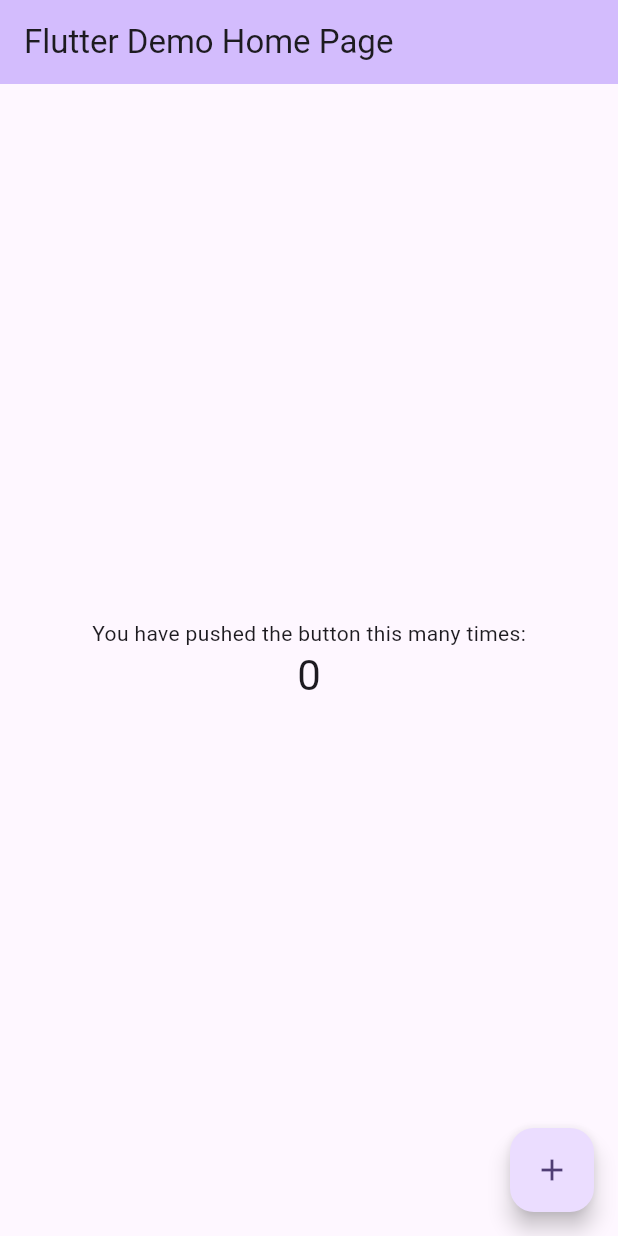
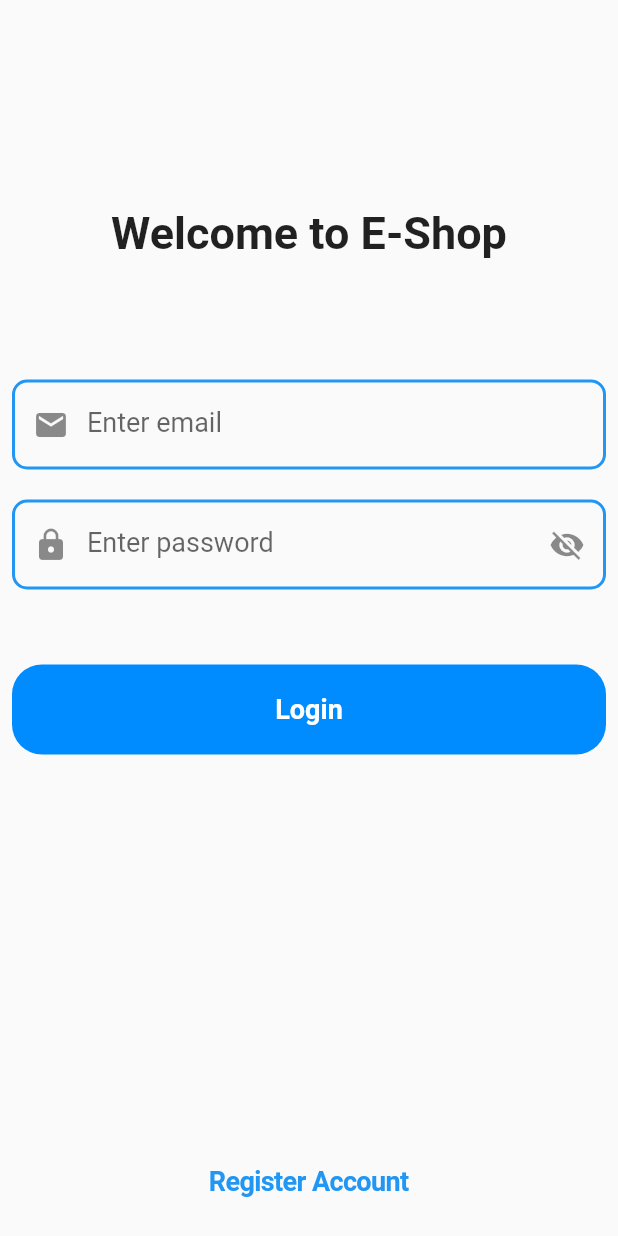
Before and after one commit to luonverak/FlutterFirebase7-8, a Flutter app: the screen it shows after launch, on a phone screen of 412 x 824 dp. Run offline on Flutter 3.47's test engine with Material 2 defaults, Android fonts, the phone set to English and light mode, and no system bars; our stand-ins replace firebase_core, get; accounts and stored records are empty.

Commit message:
code commit

```diff
--- /dev/null
+++ b/lib/auth/view/login_screen.dart
@@ -0,0 +1,80 @@
+import 'package:flutter/cupertino.dart';
+import 'package:flutter/material.dart';
+
+import '../../widget/input_field.dart';
+import '../widget/button.dart';
+import '../widget/register.dart';
+
+class LoginScreen extends StatelessWidget {
+  LoginScreen({super.key});
+  final email = TextEditingController();
+  final password = TextEditingController();
+  @override
+  Widget build(BuildContext context) {
+    return Scaffold(
+      body: Padding(
+        padding: const EdgeInsets.all(8.0),
+        child: Column(
+          children: [
+            const SizedBox(
+              height: 130,
+            ),
+            const Text(
+              'Welcome to E-Shop',
+              style: TextStyle(
+                fontSize: 30,
+                fontWeight: FontWeight.w600,
+              ),
+              textAlign: TextAlign.center,
+            ),
+            const SizedBox(
+              height: 80,
+            ),
+            InputField(
+              border: 10,
+              prefixIcon: const Icon(Icons.email),
+              hintText: 'Enter email',
+              controller: email,
+              obscureText: false,
+            ),
+            const SizedBox(
+              height: 20,
+            ),
+            InputField(
+              border: 10,
+              prefixIcon: const Icon(Icons.lock),
+              hintText: 'Enter password',
+              controller: password,
+              obscureText: false,
+              suffixIcon: IconButton(
+                onPressed: () {},
+                icon: const Icon(Icons.visibility_off),
+              ),
+            ),
+            const SizedBox(
+              height: 50,
+            ),
+            Button(
+              color: const Color.fromARGB(255, 0, 140, 255),
+              radius: 20,
+              text: 'Login',
+            )
+          ],
+        ),
+      ),
+      bottomNavigationBar: Padding(
+        padding: const EdgeInsets.all(10.0),
+        child: CupertinoButton(
+          child: const Text(
+            'Register Account',
+            style: TextStyle(
+              fontSize: 18,
+              fontWeight: FontWeight.w600,
+            ),
+          ),
+          onPressed: () {},
+        ),
+      ),
+    );
+  }
+}
--- /dev/null
+++ b/lib/auth/widget/button.dart
@@ -0,0 +1,33 @@
+import 'package:flutter/material.dart';
+
+class Button extends StatelessWidget {
+  Button({
+    super.key,
+    this.radius,
+    this.color,
+    this.text,
+  });
+  double? radius;
+  Color? color;
+  var text;
+  @override
+  Widget build(BuildContext context) {
+    return Container(
+      width: double.infinity,
+      height: 60,
+      decoration: BoxDecoration(
+        color: color,
+        borderRadius: BorderRadius.circular(radius!),
+      ),
+      alignment: Alignment.center,
+      child: Text(
+        text,
+        style: const TextStyle(
+          fontSize: 18,
+          color: Colors.white,
+          fontWeight: FontWeight.w600,
+        ),
+      ),
+    );
+  }
+}
--- /dev/null
+++ b/lib/auth/widget/register.dart
@@ -0,0 +1,20 @@
+import 'package:flutter/material.dart';
+
+Future popUpButtom(BuildContext context) {
+  return showModalBottomSheet(
+    backgroundColor: Colors.transparent,
+    context: context,
+    builder: (BuildContext context) {
+      return Container(
+        width: double.infinity,
+        decoration: const BoxDecoration(
+          color: Colors.amber,
+          borderRadius: BorderRadius.only(
+            topLeft: Radius.circular(30),
+            topRight: Radius.circular(30),
+          ),
+        ),
+      );
+    },
+  );
+}
--- a/lib/main.dart
+++ b/lib/main.dart
@@ -1,5 +1,8 @@
 import 'package:firebase_core/firebase_core.dart';
 import 'package:flutter/material.dart';
+import 'package:get/get.dart';
+
+import 'auth/view/login_screen.dart';
 
 void main() async {
   WidgetsFlutterBinding.ensureInitialized();
@@ -12,61 +15,9 @@ class MyApp extends StatelessWidget {
 
   @override
   Widget build(BuildContext context) {
-    return MaterialApp(
-      title: 'Flutter Demo',
-      theme: ThemeData(
-        colorScheme: ColorScheme.fromSeed(seedColor: Colors.deepPurple),
-        useMaterial3: true,
-      ),
-      home: const MyHomePage(title: 'Flutter Demo Home Page'),
+    return GetMaterialApp(
+      debugShowCheckedModeBanner: false,
+      home: LoginScreen(),
     );
   }
 }
-
-class MyHomePage extends StatefulWidget {
-  const MyHomePage({super.key, required this.title});
-
-  final String title;
-
-  @override
-  State<MyHomePage> createState() => _MyHomePageState();
-}
-
-class _MyHomePageState extends State<MyHomePage> {
-  int _counter = 0;
-
-  void _incrementCounter() {
-    setState(() {
-      _counter++;
-    });
-  }
-
-  @override
-  Widget build(BuildContext context) {
-    return Scaffold(
-      appBar: AppBar(
-        backgroundColor: Theme.of(context).colorScheme.inversePrimary,
-        title: Text(widget.title),
-      ),
-      body: Center(
-        child: Column(
-          mainAxisAlignment: MainAxisAlignment.center,
-          children: <Widget>[
-            const Text(
-              'You have pushed the button this many times:',
-            ),
-            Text(
-              '$_counter',
-              style: Theme.of(context).textTheme.headlineMedium,
-            ),
-          ],
-        ),
-      ),
-      floatingActionButton: FloatingActionButton(
-        onPressed: _incrementCounter,
-        tooltip: 'Increment',
-        child: const Icon(Icons.add),
-      ),
-    );
-  }
-}
--- /dev/null
+++ b/lib/widget/input_field.dart
@@ -0,0 +1,48 @@
+import 'package:flutter/material.dart';
+
+class InputField extends StatelessWidget {
+  InputField({
+    super.key,
+    this.border,
+    this.prefixIcon,
+    required this.hintText,
+    this.maxLines,
+    required this.controller,
+    this.suffixIcon,
+    this.obscureText,
+  });
+  double? border;
+  Icon? prefixIcon;
+  IconButton? suffixIcon;
+  var hintText;
+  var maxLines;
+  var controller = TextEditingController();
+  bool? obscureText = false;
+  @override
+  Widget build(BuildContext context) {
+    return Container(
+      width: double.infinity,
+      height: 60,
+      decoration: BoxDecoration(
+        borderRadius: BorderRadius.circular(border!),
+        border: Border.all(width: 2, color: Colors.blue),
+      ),
+      alignment: Alignment.center,
+      child: TextField(
+        controller: controller,
+        style: const TextStyle(
+          fontSize: 18,
+          color: Colors.black,
+        ),
+        decoration: InputDecoration(
+          border: InputBorder.none,
+          hintText: hintText,
+          prefixIcon: prefixIcon,
+          suffixIcon: suffixIcon,
+        ),
+        maxLines: maxLines,
+        obscureText: obscureText!,
+      ),
+    );
+  }
+}
--- a/pubspec.yaml
+++ b/pubspec.yaml
@@ -36,6 +36,7 @@ dependencies:
   # Use with the CupertinoIcons class for iOS style icons.
   cupertino_icons: ^1.0.2
   firebase_core: ^2.24.2
+  get: ^4.6.5
 
 dev_dependencies:
   flutter_test:
```
Also changed, not shown: pubspec.lock.
